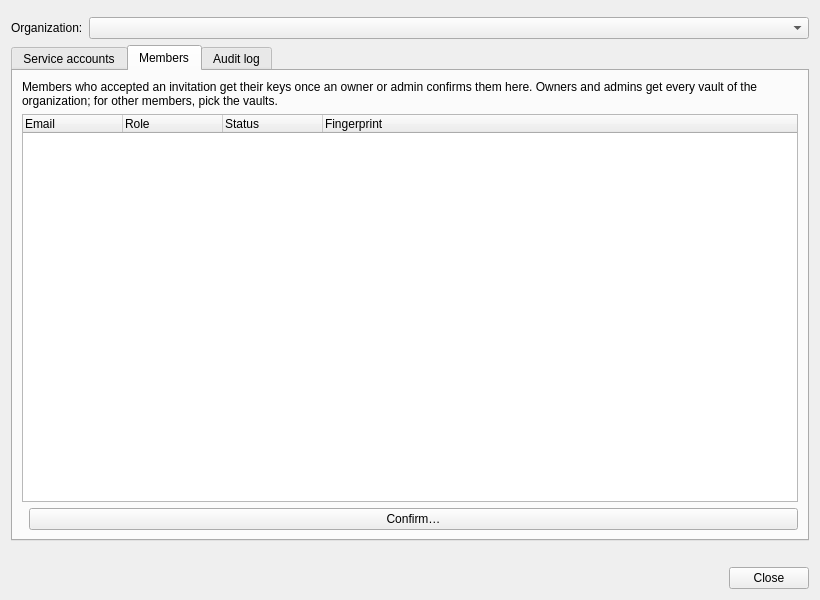
Before: the Qt Designer form src/gui/account/ServiceAccountsDialog.ui in OpenVireo/openvireo, drawn with Qt 5.
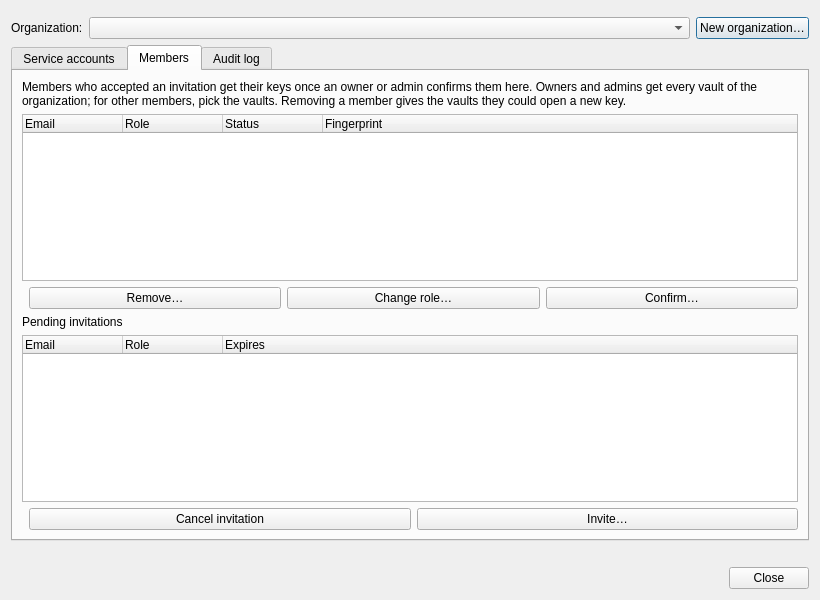
After: the same form once the commit is applied. The open tabs and pages were chosen to show the change. Custom widgets are drawn as their Qt base class.

Commit message:
Add org, invitation and member admin to the Qt UI, and group org vaults
The Organizations dialog (was Service accounts) creates orgs and, in its
Members tab, invites by email with a role the caller may give, lists
and cancels pending invitations, changes roles and removes or leaves,
reporting which vaults got a new key. Account > Accept Invitation takes
the pasted link or kpx_inv_ code. New Vault offers the caller's orgs.
The sidebar lists personal vaults first and each org's vaults under its
name, and shows orgs still waiting for confirmation.

The edit to the form file:
```diff
--- a/src/gui/account/ServiceAccountsDialog.ui
+++ b/src/gui/account/ServiceAccountsDialog.ui
@@ -39,6 +39,13 @@
        </property>
       </widget>
      </item>
+     <item>
+      <widget class="VaultButton" name="newOrgButton">
+       <property name="text">
+        <string>New organization…</string>
+       </property>
+      </widget>
+     </item>
     </layout>
    </item>
    <item>
@@ -254,7 +261,7 @@
        <item>
         <widget class="QLabel" name="membersIntro">
          <property name="text">
-          <string>Members who accepted an invitation get their keys once an owner or admin confirms them here. Owners and admins get every vault of the organization; for other members, pick the vaults.</string>
+          <string>Members who accepted an invitation get their keys once an owner or admin confirms them here. Owners and admins get every vault of the organization; for other members, pick the vaults. Removing a member gives the vaults they could open a new key.</string>
          </property>
          <property name="wordWrap">
           <bool>true</bool>
@@ -300,6 +307,20 @@
            </property>
           </spacer>
          </item>
+         <item>
+          <widget class="VaultButton" name="removeMemberButton">
+           <property name="text">
+            <string>Remove…</string>
+           </property>
+          </widget>
+         </item>
+         <item>
+          <widget class="VaultButton" name="changeRoleButton">
+           <property name="text">
+            <string>Change role…</string>
+           </property>
+          </widget>
+         </item>
          <item>
           <widget class="VaultButton" name="confirmMemberButton">
            <property name="text">
@@ -309,6 +330,63 @@
          </item>
         </layout>
        </item>
+       <item>
+        <widget class="QLabel" name="invitationsLabel">
+         <property name="text">
+          <string>Pending invitations</string>
+         </property>
+        </widget>
+       </item>
+       <item>
+        <widget class="QTreeWidget" name="invitationsTree">
+         <property name="rootIsDecorated">
+          <bool>false</bool>
+         </property>
+         <property name="accessibleName">
+          <string>Pending invitations</string>
+         </property>
+         <column>
+          <property name="text">
+           <string>Email</string>
+          </property>
+         </column>
+         <column>
+          <property name="text">
+           <string>Role</string>
+          </property>
+         </column>
+         <column>
+          <property name="text">
+           <string>Expires</string>
+          </property>
+         </column>
+        </widget>
+       </item>
+       <item>
+        <layout class="QHBoxLayout" name="invitationButtons">
+         <item>
+          <spacer name="invitationButtonsSpacer">
+           <property name="orientation">
+            <enum>Qt::Horizontal</enum>
+           </property>
+          </spacer>
+         </item>
+         <item>
+          <widget class="VaultButton" name="cancelInvitationButton">
+           <property name="text">
+            <string>Cancel invitation</string>
+           </property>
+          </widget>
+         </item>
+         <item>
+          <widget class="VaultButton" name="inviteButton">
+           <property name="text">
+            <string>Invite…</string>
+           </property>
+          </widget>
+         </item>
+        </layout>
+       </item>
       </layout>
      </widget>
      <widget class="QWidget" name="auditTab">
```
Left out of the diff: 2 changed lines with no effect on the pictures. The commit also changes 10 other files.
